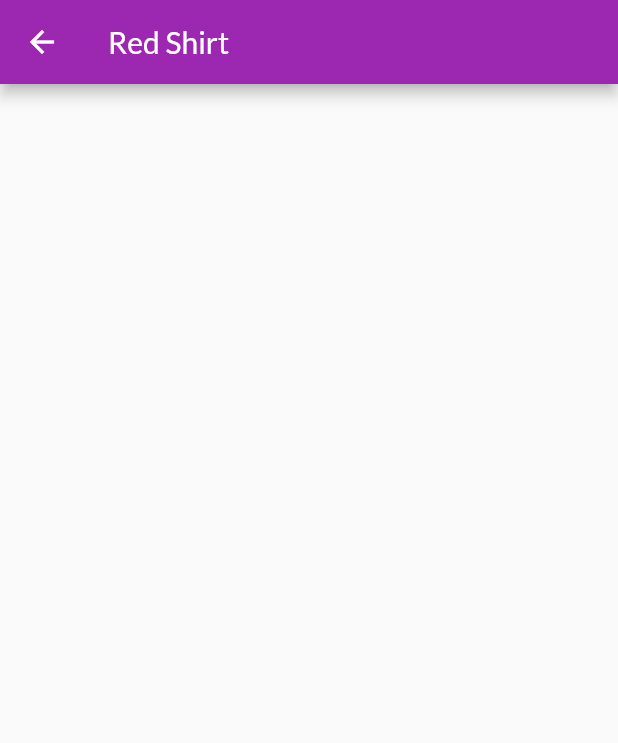
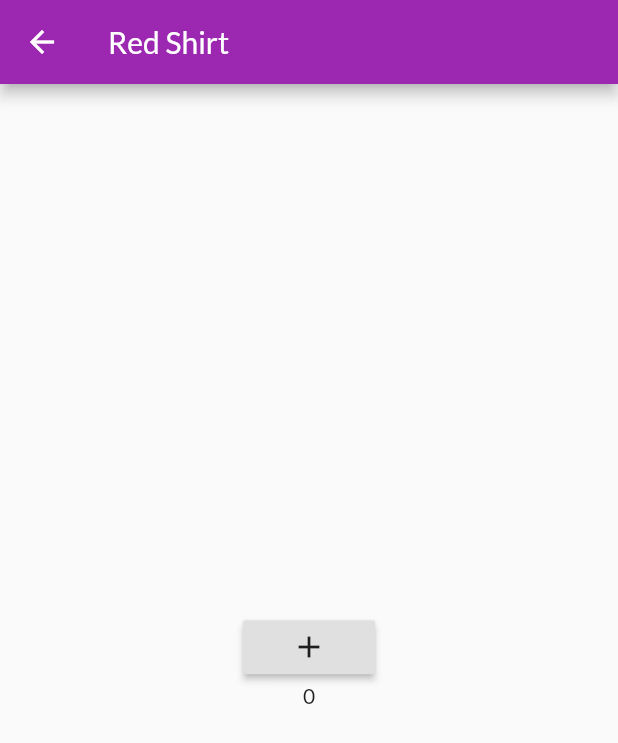
Before and after one commit to s7Thiago/flutter-shop-app, a Flutter app: the ProductDetatilScreen screen opened directly with sample values from the repository, on a phone screen of 412 x 824 dp. Shown: the top 743 px of the screen. Run offline on Flutter 3.47's test engine with Material 2 defaults, Android fonts, the phone set to English and light mode, and no system bars; network calls fail.

Commit message:
Basic example using InheritedWidget

```diff
--- a/lib/main.dart
+++ b/lib/main.dart
@@ -2,13 +2,15 @@ import 'package:flutter/material.dart';
 import './views/products_overview_screen.dart';
 import 'utils/routes.dart';
 import './views/product_datail_screen.dart';
+import './providers/counter_provider.dart';
 
 void main() => runApp(MyApp());
 
 class MyApp extends StatelessWidget {
   @override
   Widget build(BuildContext context) {
-    return MaterialApp(
+    return CounterProvider(
+      child: MaterialApp(
         title: 'My Store',
         theme: ThemeData(
           primarySwatch: Colors.purple,
@@ -19,6 +21,7 @@ class MyApp extends StatelessWidget {
           AppRoutes.HOME: (_) => ProductsOverviewScreen(),
           AppRoutes.PRODUCT_DETAIL: (_) => ProductDetatilScreen(),
         },
+      ),
     );
   }
 }
--- /dev/null
+++ b/lib/providers/counter_provider.dart
@@ -0,0 +1,28 @@
+import 'package:flutter/material.dart';
+
+// Represents our state
+class CounterState {
+  int _value = 0;
+
+  void inc() => _value++;
+  void dec() => _value--;
+
+  int get value => _value;
+
+  bool diff(CounterState old) {
+    return old == null || old._value != this._value;
+  }
+}
+
+class CounterProvider extends InheritedWidget {
+  final CounterState state = CounterState();
+
+  CounterProvider({Widget child}) : super(child: child);
+
+  static CounterProvider of(BuildContext context) {
+    return context.dependOnInheritedWidgetOfExactType<CounterProvider>();
+  }
+
+  @override
+  bool updateShouldNotify(InheritedWidget oldWidget) => true;
+}
--- a/lib/views/product_datail_screen.dart
+++ b/lib/views/product_datail_screen.dart
@@ -1,10 +1,18 @@
 import 'package:flutter/material.dart';
 
 import '../models/product.dart';
+import '../providers/counter_provider.dart';
 
-class ProductDetatilScreen extends StatelessWidget {
+class ProductDetatilScreen extends StatefulWidget {
+  @override
+  _ProductDetatilScreenState createState() => _ProductDetatilScreenState();
+}
+
+class _ProductDetatilScreenState extends State<ProductDetatilScreen> {
   @override
   Widget build(BuildContext context) {
+    CounterProvider counter = CounterProvider.of(context);
+
     final Product product =
         ModalRoute.of(context).settings.arguments as Product;
 
@@ -12,6 +20,24 @@ class ProductDetatilScreen extends StatelessWidget {
       appBar: AppBar(
         title: Text(product.title),
       ),
+      body: Container(
+        width: double.infinity,
+        child: Column(
+          mainAxisAlignment: MainAxisAlignment.center,
+          children: [
+            RaisedButton(
+              onPressed: () {
+                setState(() {
+                  counter.state.inc();
+                });
+                print('Provider: ${counter.state.value}');
+              },
+              child: Icon(Icons.add),
+            ),
+            Text(counter.state.value.toString())
+          ],
+        ),
+      ),
     );
   }
 }
--- a/lib/widgets/product_item.dart
+++ b/lib/widgets/product_item.dart
@@ -36,6 +36,7 @@ class ProductItem extends StatelessWidget {
           title: Text(product.title),
           trailing: IconButton(
             icon: Icon(Icons.shopping_cart),
+            color: Theme.of(context).accentColor,
             onPressed: () {},
           ),
         ),
```
Lines whose indentation alone changed are shown as unchanged.
